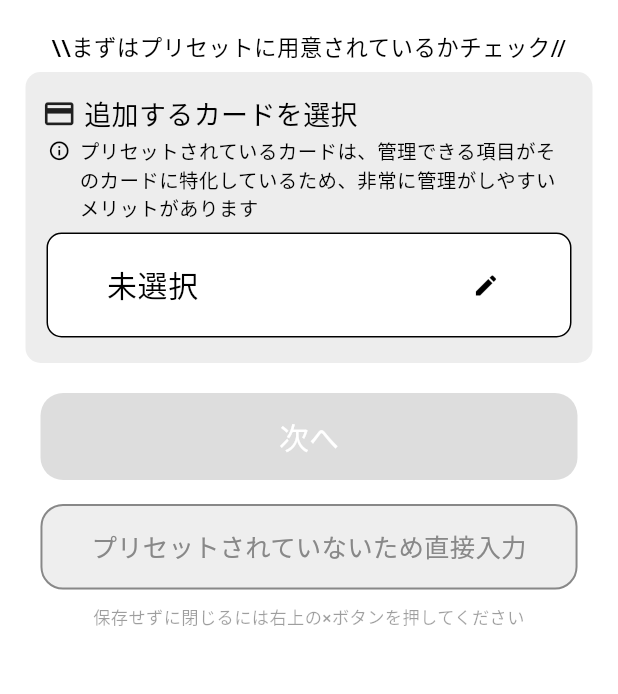
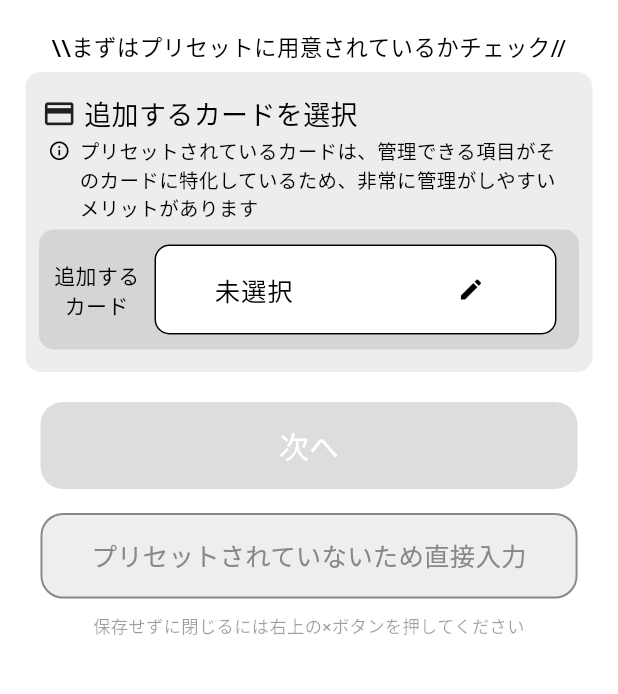
Before and after one commit to laughtaone/creeasy, a Flutter app: the AddCardPage screen opened directly, on a phone screen of 412 x 824 dp, the part 84-778 px from its top. Run offline on Flutter 3.47's test engine with Material 3 defaults, Android fonts, the phone set to English and light mode, and no system bars; our stand-ins replace auto_size_text, font_awesome_flutter, settings_ui; Roboto replaces fonts that are missing (MPlus1p).

Commit message:
変更前：compInputDialogSelectType ListTileだけで実装

```diff
--- a/lib/card_manage/add_card/add_card_direct-input-card/add_card_direct-input-card_1.dart
+++ b/lib/card_manage/add_card/add_card_direct-input-card/add_card_direct-input-card_1.dart
@@ -223,8 +223,6 @@ class _AddCardPageDirectInputCard1State
 
                     // =============================================== 「次へ」ボタン ==============================================
                     betweenSelectField(customHeight: 20),
-                    Text(_selectedBoolSavingboxIndex.toString()),
-                    Text(_selectedSavingboxIndex.toString()),
                     NextButtonComp(
                       isCanPressNextButton: (judgeAllNotnull(rectList: [
                         _inputCardName,
--- a/lib/card_manage/add_card/add_card_direct-input-card/add_card_direct-input-card_3.dart
+++ b/lib/card_manage/add_card/add_card_direct-input-card/add_card_direct-input-card_3.dart
@@ -241,11 +241,6 @@ class _AddCardPageDirectInputCard3State extends State<AddCardPageDirectInputCard
               // =============================================== 「次へ」ボタン ==============================================
               betweenSelectField(customHeight: 40),
 
-              Text('_isExistBasicReturn：${_isExistBasicReturn.toString()}'),
-              Text('_isManageBasicReturn：$_isManageBasicReturn'),
-              Text('_isExistPointup：${_isExistPointup.toString()}'),
-              Text('_isManagePointup：${_isManagePointup.toString()}'),
-
               NextButtonComp(
                 isCanPressNextButton: (judgeAllNotnull(rectList: [
                   isInputToggleAllField(_isExistBasicReturn, isInputToggleAllField(_isManageBasicReturn, _inputtedReturnRate)),
--- a/lib/card_manage/add_card/add_card_main.dart
+++ b/lib/card_manage/add_card/add_card_main.dart
@@ -85,7 +85,20 @@ class _AddCardPageState extends State<AddCardPage> {
                   miniInfo(passText: 'プリセットされているカードは、管理できる項目がそのカードに特化しているため、非常に管理がしやすいメリットがあります')
                 ]),
                 fieldInput: Container(
+                  margin: const EdgeInsets.only(top: 3, bottom: 3),
+                  padding: const EdgeInsets.fromLTRB(10, 5, 10, 5),
+                  decoration: BoxDecoration(
+                    borderRadius: BorderRadius.circular(10),
+                    color: const Color(0xffd5d5d5),
+                  ),
+                  child: Row(
+                    children: [
+                      const Text('追加する\nカード', textAlign: TextAlign.center,),
+                      const SizedBox(width: 5),
+                      Expanded(
                         child: compInputDialogSelectType(
+                          customHeight: 60,
+                          customMainTextSize: 17,
                           elementsList: _presetCardList,
                           resvNowSelectingIndex: _selectedCardIndex,
                           dialogText: 'プリセット済カード一覧：',
@@ -94,6 +107,9 @@ class _AddCardPageState extends State<AddCardPage> {
                               _selectedCardIndex = resvIndex;
                             });
                           },
+                        ),
+                      ),
+                    ],
                   ),
                 ),
               ),
--- a/lib/common_comps/input_comps/comp_input_dialog_select_type.dart
+++ b/lib/common_comps/input_comps/comp_input_dialog_select_type.dart
@@ -16,9 +16,11 @@ class compInputDialogSelectType extends StatefulWidget {
   final String? dialogSuffixText;
   final List<int>? indexListNotneedsDialogSuffixText;
   final List<int>? indexListNotneedsMainSuffixText;
+  final double customHeight;
+  final double customMainTextSize;
 
-  const compInputDialogSelectType(
-      {super.key, required this.elementsList,       // 選択する要素を格納したリスト（※必須）
+  const compInputDialogSelectType({super.key,
+    required this.elementsList,       // 選択する要素を格納したリスト（※必須）
     required this.resvNowSelectingIndex,        // 現在選択中の要素のインデックス番号
     required this.dialogText,          // 例えば「◯◯の選択：」のようにダイアログ表示時のテキスト
     required this.argCallback,         // コールバック関数
@@ -29,6 +31,8 @@ class compInputDialogSelectType extends StatefulWidget {
     this.dialogSuffixText,
     this.indexListNotneedsDialogSuffixText,
     this.indexListNotneedsMainSuffixText,
+    this.customHeight = 70,
+    this.customMainTextSize = 20,
   });
 
   @override
@@ -55,7 +59,7 @@ class _compInputDialogSelectTypeState extends State<compInputDialogSelectType> {
       child: OutlinedButton(
         style: OutlinedButton.styleFrom(
           shape:RoundedRectangleBorder(borderRadius: BorderRadius.circular(10)),
-          fixedSize: const Size(double.infinity, 70),
+          fixedSize: Size(double.infinity, widget.customHeight),
           backgroundColor: widget.customBackColor,
         ),
         child: ListTile(
@@ -77,7 +81,8 @@ class _compInputDialogSelectTypeState extends State<compInputDialogSelectType> {
                         : '${widget.mainPrefixText} ${widget.elementsList[_newSelectIndex ?? 0]}'
                       : '${widget.mainPrefixText} ${widget.elementsList[_newSelectIndex ?? 0]} ${widget.mainSuffixText}'
               : '未選択',
-            style: const TextStyle(fontSize: 20)
+            style: TextStyle(fontSize: widget.customMainTextSize),
+            overflow: TextOverflow.ellipsis
           ),
           trailing: const Icon(Icons.edit),
         ),
@@ -125,7 +130,7 @@ class _compInputDialogSelectTypeState extends State<compInputDialogSelectType> {
                                         : '${widget.elementsList[index]} ${widget.dialogSuffixText}'
                                       : '${widget.dialogPrefixText} ${widget.elementsList[index]} ${widget.dialogSuffixText}'
                                 ,
-                                style: const TextStyle(fontSize: 18)
+                                style: const TextStyle(fontSize: 18),
                               ),
                               onTap: () {
                                 setState(() {
```
Lines whose indentation alone changed are shown as unchanged.
